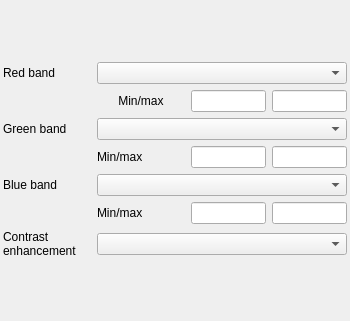
First picture: the form in src/ui/qgsmultibandcolorrendererwidgetbase.ui, repository qgis/QGIS, before the edit.
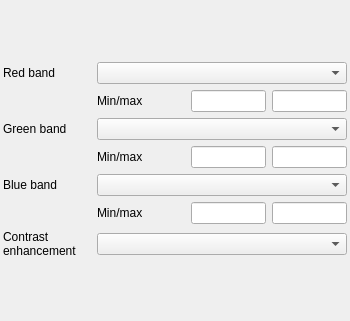
Second picture: the form after the edit.

Commit message: widget sizing

Patch:
```diff
--- a/src/ui/qgsmultibandcolorrendererwidgetbase.ui
+++ b/src/ui/qgsmultibandcolorrendererwidgetbase.ui
@@ -40,7 +40,7 @@
      <item row="1" column="1">
       <widget class="QLabel" name="mMinLabel">
        <property name="sizePolicy">
-        <sizepolicy hsizetype="Preferred" vsizetype="Fixed">
+        <sizepolicy hsizetype="Preferred" vsizetype="Preferred">
          <horstretch>0</horstretch>
          <verstretch>0</verstretch>
         </sizepolicy>
@@ -49,7 +49,7 @@
         <string>Min/max</string>
        </property>
        <property name="alignment">
-        <set>Qt::AlignCenter</set>
+        <set>Qt::AlignLeading|Qt::AlignLeft|Qt::AlignVCenter</set>
        </property>
       </widget>
      </item>
```
